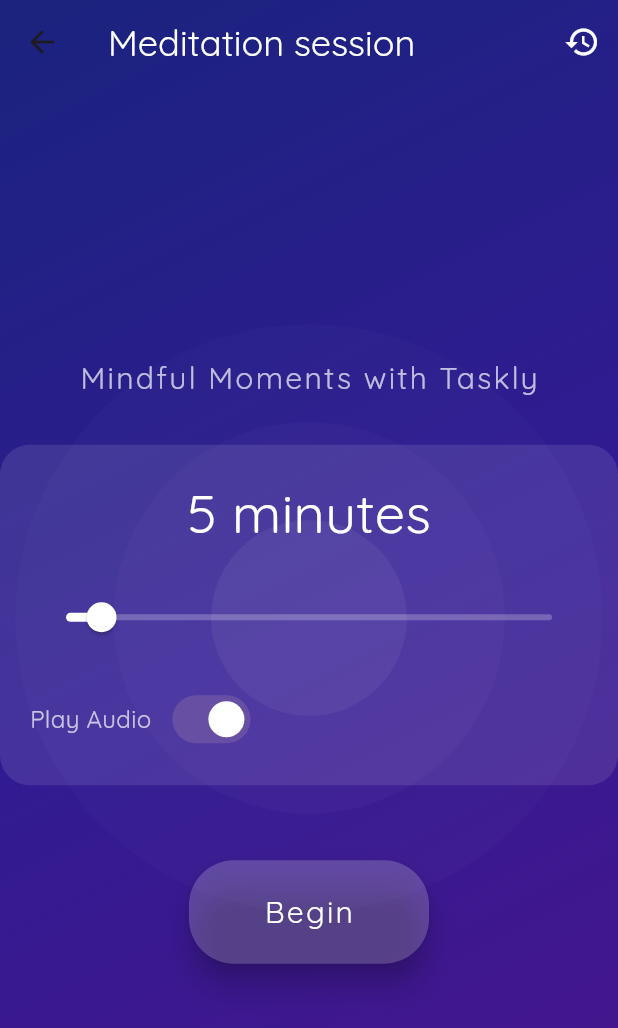
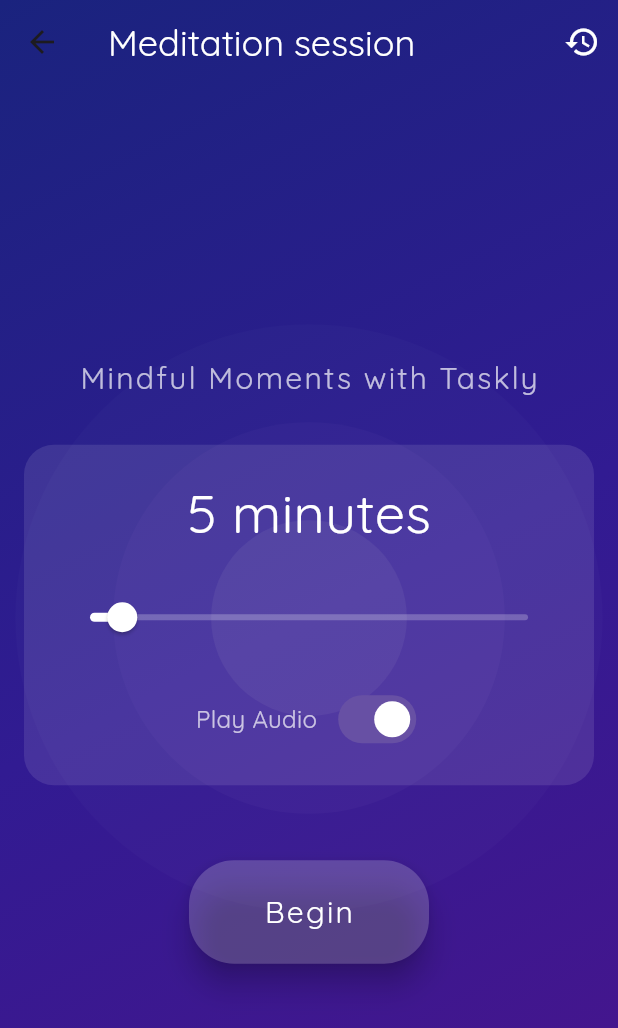
Before and after one commit to IMGIITRoorkee/Taskly, a Flutter app: the MeditationScreen screen opened directly, on a phone screen of 412 x 824 dp. Shown: the top 1028 px of the screen. Run offline on Flutter 3.47's test engine with Material 3 defaults, Android fonts, the phone set to English and light mode, and no system bars; our stand-ins replace audioplayers, circular_countdown_timer, csv, file_picker, flutter_colorpicker, flutter_slidable and 6 more; missing offline and left inert: duration_picker, flutter_confetti; accounts and stored records are empty.

Commit message:
meditation screen overflow fix

```diff
--- a/lib/screens/meditation_screen.dart
+++ b/lib/screens/meditation_screen.dart
@@ -51,11 +51,10 @@ class _MeditationScreenState extends State<MeditationScreen>
       remainingSeconds = selectedMinutes * 60;
       extraSeconds = 0;
     });
-    if (playaudio){
+    if (playaudio) {
       audioPlayer.resume();
       isAudioPlaying = true;
     }
-
 
     timer = Timer.periodic(const Duration(seconds: 1), (timer) {
       setState(() {
@@ -78,19 +77,17 @@ class _MeditationScreenState extends State<MeditationScreen>
         // Session went over time
         timeDiff = extraSeconds;
         totalMeditationTime = selectedMinutes * 60 + extraSeconds;
-        message =
-            ExtraMeditation(selectedMinutes,extraSeconds);
+        message = ExtraMeditation(selectedMinutes, extraSeconds);
       } else {
         // Session ended early
         timeDiff = -remainingSeconds;
         totalMeditationTime = (selectedMinutes * 60) - remainingSeconds;
         int minutesMeditated = totalMeditationTime ~/ 60;
         int secondsMeditated = totalMeditationTime % 60;
-        message =
-            MeditationComplete(minutesMeditated, secondsMeditated);
+        message = MeditationComplete(minutesMeditated, secondsMeditated);
       }
 
-      MeditationHistoryStorage.addToHistory(selectedMinutes,timeDiff);
+      MeditationHistoryStorage.addToHistory(selectedMinutes, timeDiff);
 
       // Show completion message
       ScaffoldMessenger.of(context).showSnackBar(
@@ -125,7 +122,7 @@ class _MeditationScreenState extends State<MeditationScreen>
 
       isRunning = false;
       timer?.cancel();
-      if (isAudioPlaying){
+      if (isAudioPlaying) {
         audioPlayer.pause();
         isAudioPlaying = false;
       }
@@ -149,14 +146,16 @@ class _MeditationScreenState extends State<MeditationScreen>
             begin: Alignment.topLeft,
             end: Alignment.bottomRight,
             colors: [
-              Color(0xFF1A237E), // Deep Indigo
-              Color(0xFF311B92), // Deep Purple
-              Color(0xFF4A148C), // Purple
+              Color(0xFF1A237E),
+              Color(0xFF311B92),
+              Color(0xFF4A148C),
             ],
           ),
         ),
         child: SafeArea(
-          child: Stack(
+          child: LayoutBuilder(
+            builder: (context, constraints) {
+              return Stack(
                 children: [
                   // Background animated circles
                   Positioned.fill(
@@ -172,9 +171,10 @@ class _MeditationScreenState extends State<MeditationScreen>
                     ),
                   ),
                   // Main content
-              Column(
-                children: [
-                  AppBar(
+                  CustomScrollView(
+                    slivers: [
+                      SliverAppBar(
+                        floating: true,
                         backgroundColor: Colors.transparent,
                         elevation: 0,
                         title: const Text(
@@ -182,7 +182,8 @@ class _MeditationScreenState extends State<MeditationScreen>
                           style: TextStyle(
                             fontSize: 24,
                             fontWeight: FontWeight.w300,
-                          color: Colors.white),
+                            color: Colors.white,
+                          ),
                         ),
                         actions: [
                           IconButton(
@@ -194,13 +195,17 @@ class _MeditationScreenState extends State<MeditationScreen>
                               showDialog(
                                 context: context,
                                 builder: (context) => MeditationHistory(
-                                onClose: () => Navigator.of(context).pop()),
+                                  onClose: () => Navigator.of(context).pop(),
+                                ),
                               );
                             },
                           ),
                         ],
                       ),
-                  Expanded(
+                      SliverFillRemaining(
+                        hasScrollBody: false,
+                        child: Padding(
+                          padding: const EdgeInsets.symmetric(horizontal: 16),
                           child: Column(
                             mainAxisAlignment: MainAxisAlignment.center,
                             children: [
@@ -236,7 +241,8 @@ class _MeditationScreenState extends State<MeditationScreen>
                                           activeTrackColor: Colors.white,
                                           inactiveTrackColor: Colors.white24,
                                           thumbColor: Colors.white,
-                                    overlayColor: Colors.white.withOpacity(0.1),
+                                          overlayColor:
+                                              Colors.white.withOpacity(0.1),
                                           trackHeight: 4,
                                         ),
                                         child: Slider(
@@ -253,6 +259,8 @@ class _MeditationScreenState extends State<MeditationScreen>
                                       ),
                                       const SizedBox(height: 20),
                                       Row(
+                                        mainAxisAlignment:
+                                            MainAxisAlignment.center,
                                         children: [
                                           const Text(
                                             'Play Audio',
@@ -272,7 +280,6 @@ class _MeditationScreenState extends State<MeditationScreen>
                                           ),
                                         ],
                                       )
-
                                     ],
                                   ),
                                 ),
@@ -287,12 +294,14 @@ class _MeditationScreenState extends State<MeditationScreen>
                                         shape: BoxShape.circle,
                                         border: Border.all(
                                           color: Colors.white.withOpacity(0.3 +
-                                        (_breathingController.value * 0.3)),
+                                              (_breathingController.value *
+                                                  0.3)),
                                           width: 4,
                                         ),
                                         boxShadow: [
                                           BoxShadow(
-                                      color: Colors.white.withOpacity(0.1),
+                                            color:
+                                                Colors.white.withOpacity(0.1),
                                             blurRadius: 20,
                                             spreadRadius:
                                                 _breathingController.value * 10,
@@ -354,7 +363,7 @@ class _MeditationScreenState extends State<MeditationScreen>
                                 ),
                                 child: Text(
                                   isRunning ? 'End Session' : 'Begin',
-                            style: TextStyle(
+                                  style: const TextStyle(
                                     fontSize: 20,
                                     letterSpacing: 1.5,
                                     color: Colors.white,
@@ -364,9 +373,12 @@ class _MeditationScreenState extends State<MeditationScreen>
                             ],
                           ),
                         ),
+                      ),
                     ],
                   ),
                 ],
+              );
+            },
           ),
         ),
       ),
```
Lines whose indentation alone changed are shown as unchanged.
